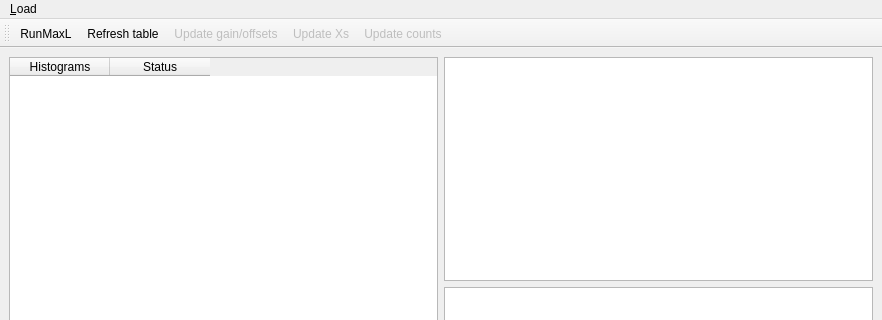
First picture: the form in gui.ui, repository andyofmelbourne/MaxLhist, before the edit; both pictures show x 0 to 882 and y 0 to 320 of the 882 by 771 pixel window.
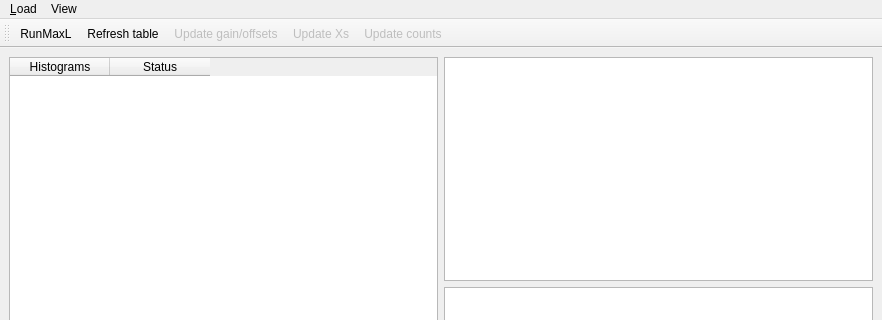
Second picture: the form after the edit. Custom widgets are drawn as their Qt base class.

The edit to the form file:
```diff
--- a/gui.ui
+++ b/gui.ui
@@ -71,7 +71,14 @@
     </property>
     <addaction name="actionLoad_process_file"/>
    </widget>
+   <widget class="QMenu" name="menuView">
+    <property name="title">
+     <string>View</string>
+    </property>
+    <addaction name="actionHello"/>
+   </widget>
    <addaction name="menuLoad"/>
+   <addaction name="menuView"/>
   </widget>
   <widget class="QStatusBar" name="statusbar"/>
   <widget class="QToolBar" name="toolBar">
```
Left out of the diff: 5 changed lines with no effect on the pictures.
